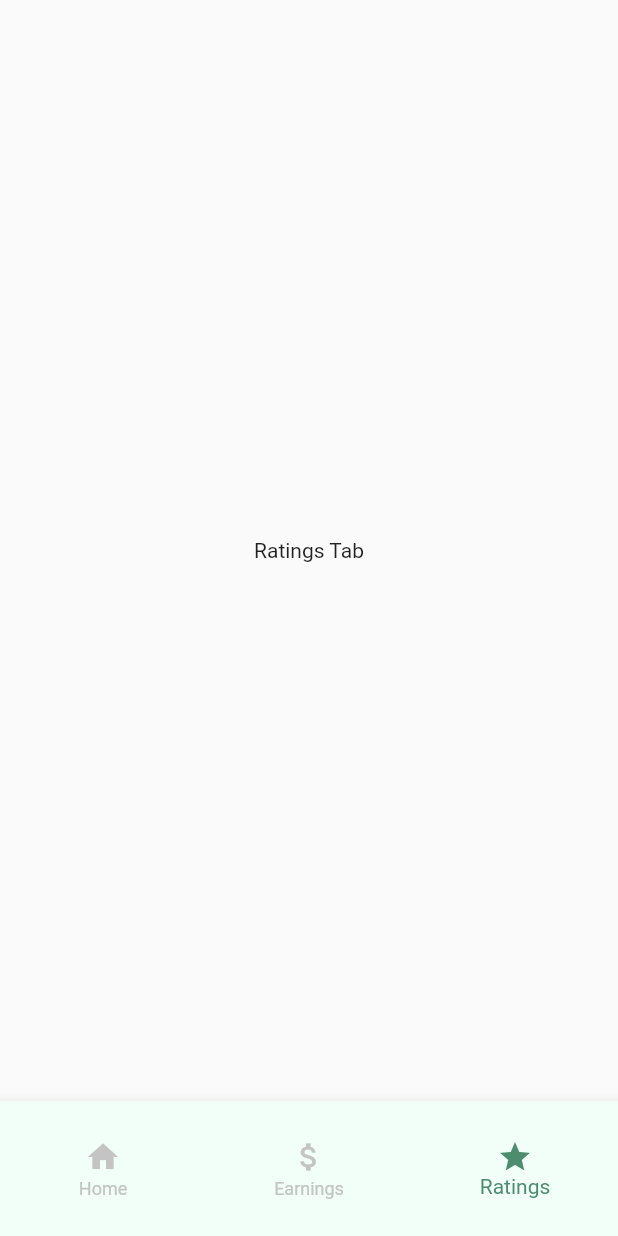
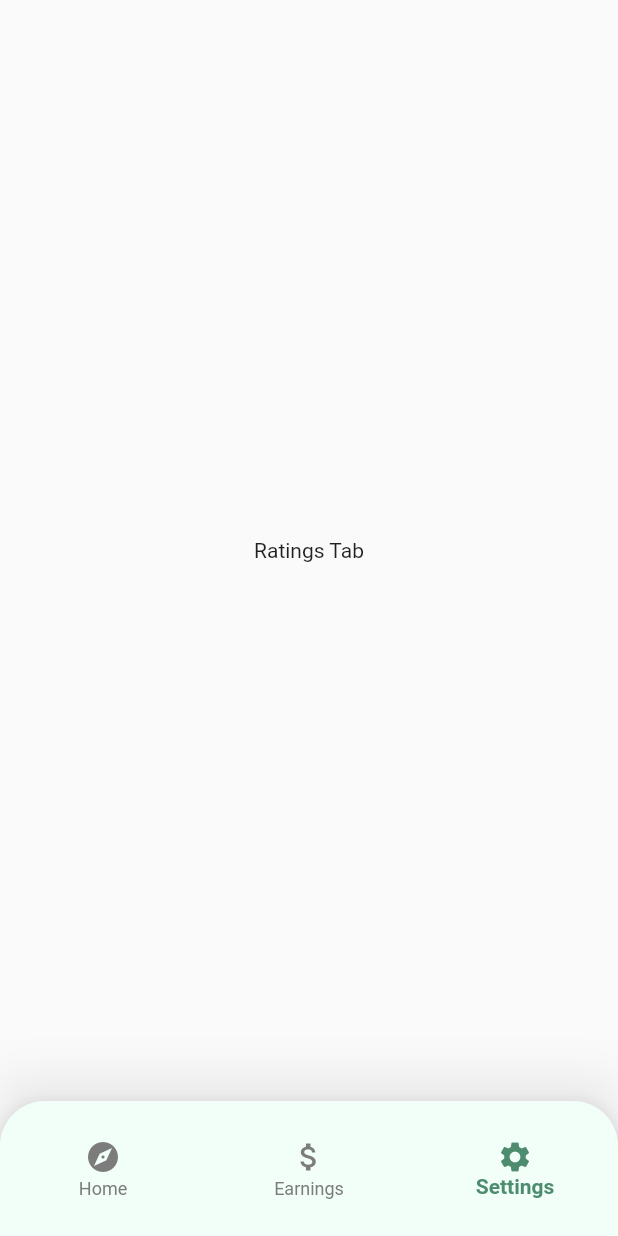
Before and after one commit to Kim-Arcena/TrackNGo, a Flutter app: the screen it shows after launch, item 3 of the bottom bar chosen, on a phone screen of 412 x 824 dp. Run offline on Flutter 3.47's test engine with Material 2 defaults, Android fonts, the light colour scheme and no system bars.

Commit message:
change bottomsheet style

```diff
--- a/trackngo/lib/mainScreen/main_screen.dart
+++ b/trackngo/lib/mainScreen/main_screen.dart
@@ -40,12 +40,30 @@ class _MainScreenState extends State<MainScreen>
           RatingsTabPage(),
         ],
       ),
-      bottomNavigationBar: SizedBox(
+      bottomNavigationBar: Container(
+        decoration: BoxDecoration(
+          boxShadow: [
+            BoxShadow(
+              color: Colors.grey.withOpacity(0.2),
+              blurRadius: 25.0,
+              offset: Offset(0, -15), // changes position of shadow
+            ),
+          ],
+        ),
+        child: SizedBox(
           height: 90,
+          child: Material(
+            elevation: 10,
+            borderRadius: const BorderRadius.only(
+              topLeft: Radius.circular(30),
+              topRight: Radius.circular(30),
+            ),
+            borderOnForeground: true,
+            clipBehavior: Clip.antiAlias,
             child: BottomNavigationBar(
               items: const [
                 BottomNavigationBarItem(
-              icon: Icon(Icons.home),
+                  icon: Icon(Icons.explore),
                   label: 'Home',
                 ),
                 BottomNavigationBarItem(
@@ -53,17 +71,21 @@ class _MainScreenState extends State<MainScreen>
                   label: 'Earnings',
                 ),
                 BottomNavigationBarItem(
-              icon: Icon(Icons.star),
-              label: 'Ratings',
+                  icon: Icon(Icons.settings),
+                  label: 'Settings',
                 ),
               ],
-          unselectedItemColor: Color(0xFFc4c4c4),
-          selectedItemColor: Color(0xFF4E8C6F), // set selected color to green
+              unselectedItemColor: Color(0xFF7c7c7c),
+              selectedItemColor: Color(0xFF4E8C6F),
               backgroundColor: Color(0xFFF1FFF8),
               type: BottomNavigationBarType.fixed,
+              selectedLabelStyle: const TextStyle(fontWeight: FontWeight.bold),
               showUnselectedLabels: true,
               currentIndex: selectedIndex,
               onTap: onItemClicked,
+              elevation: 20,
+            ),
+          ),
         ),
       ),
     );
```
Lines whose indentation alone changed are shown as unchanged.
